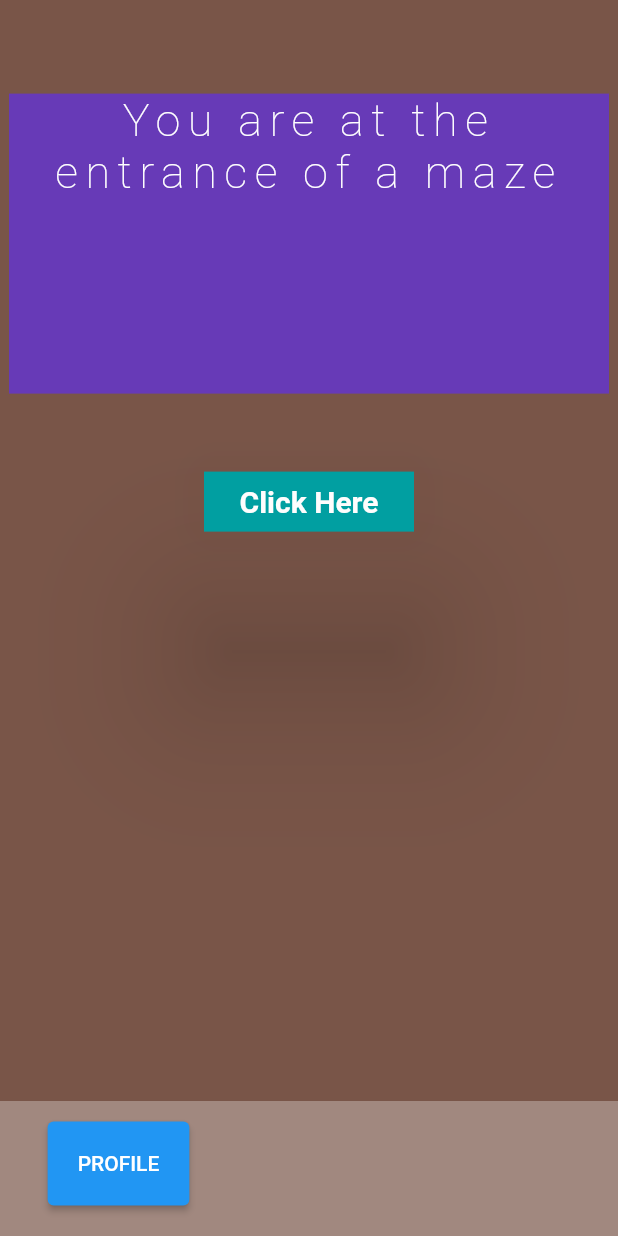
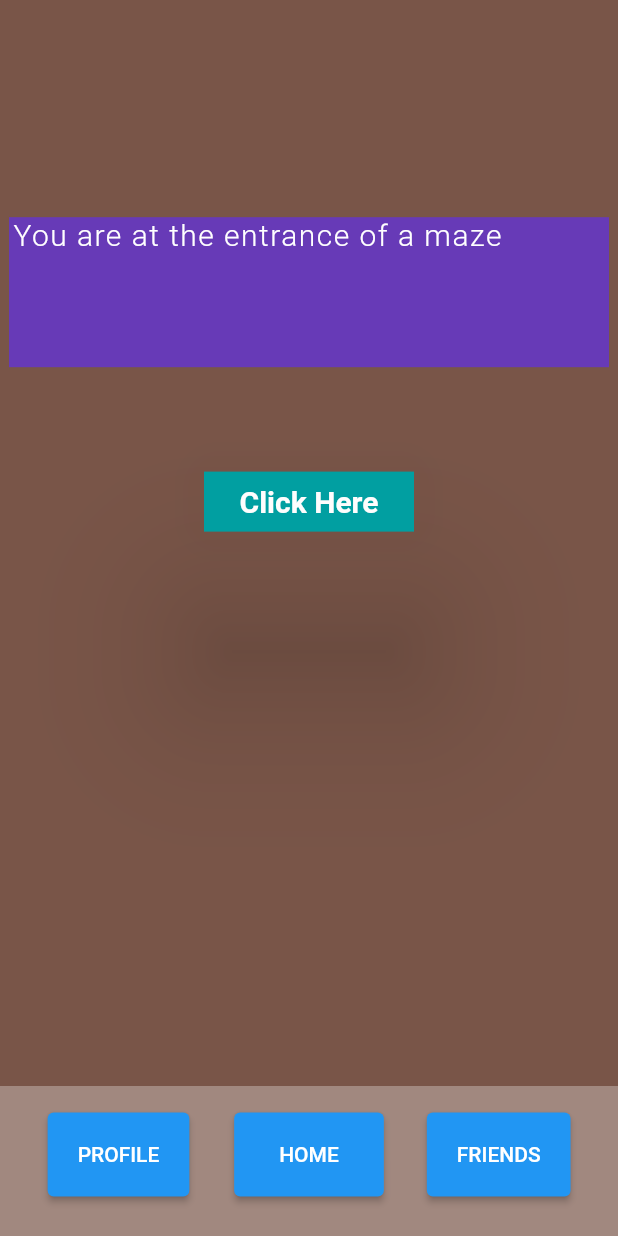
Before and after one commit to RhysRoo/UniFlutterProject, a Flutter app: the screen it shows after launch, on a phone screen of 412 x 824 dp. Run offline on Flutter 3.47's test engine with Material 2 defaults, Android fonts, the phone set to English and light mode, and no system bars.

Commit message:
after_structuring_app_bar

```diff
--- a/lib/main.dart
+++ b/lib/main.dart
@@ -116,10 +116,10 @@ class MyFlutterState extends State<MyFlutterApp> {
                 ),
               ),
               Align(
-                alignment: const Alignment(0.0, -0.8),
+                alignment: const Alignment(0.0, -0.6),
                 child: Container(
                     width: 400,
-                    height: 200,
+                    height: 100,
                     decoration: const BoxDecoration(
                         color: Colors.deepPurple,
                         borderRadius: BorderRadius.horizontal()),
@@ -130,10 +130,10 @@ class MyFlutterState extends State<MyFlutterApp> {
                           textAlign: TextAlign.center,
                           overflow: TextOverflow.clip,
                           style: const TextStyle(
-                            fontWeight: FontWeight.w200,
+                            fontWeight: FontWeight.w300,
                             fontStyle: FontStyle.normal,
-                            fontSize: 30,
-                            letterSpacing: 5,
+                            fontSize: 20,
+                            letterSpacing: 1,
                             color: Color(0xffffffff),
                           ),
                         ),
@@ -144,7 +144,7 @@ class MyFlutterState extends State<MyFlutterApp> {
                 alignment: const Alignment(0.0, 1.0),
                 child: Container(
                   width: 430,
-                  height: 90,
+                  height: 100,
                   decoration: BoxDecoration(
                     color: Colors.brown[300],
                     borderRadius: const BorderRadius.horizontal(),
@@ -161,11 +161,33 @@ class MyFlutterState extends State<MyFlutterApp> {
                           ),
                           child: const Text("PROFILE"),
                         ),
-                      )
+                      ),
+                      Align(
+                        alignment: const Alignment(0.0, -0.2),
+                        child: ElevatedButton(
+                          onPressed: () {},
+                          style: ElevatedButton.styleFrom(
+                            padding: const EdgeInsets.symmetric(
+                                vertical: 20, horizontal: 30),
+                          ),
+                          child: const Text("HOME"),
+                        ),
+                      ),
+                      Align(
+                        alignment: const Alignment(0.8, -0.2),
+                        child: ElevatedButton(
+                          onPressed: () {},
+                          style: ElevatedButton.styleFrom(
+                            padding: const EdgeInsets.symmetric(
+                                vertical: 20, horizontal: 20),
+                          ),
+                          child: const Text("FRIENDS"),
+                        ),
+                      ),
                     ],
                   ),
                 ),
-              )
+              ),
             ],
           ),
         ),
```
